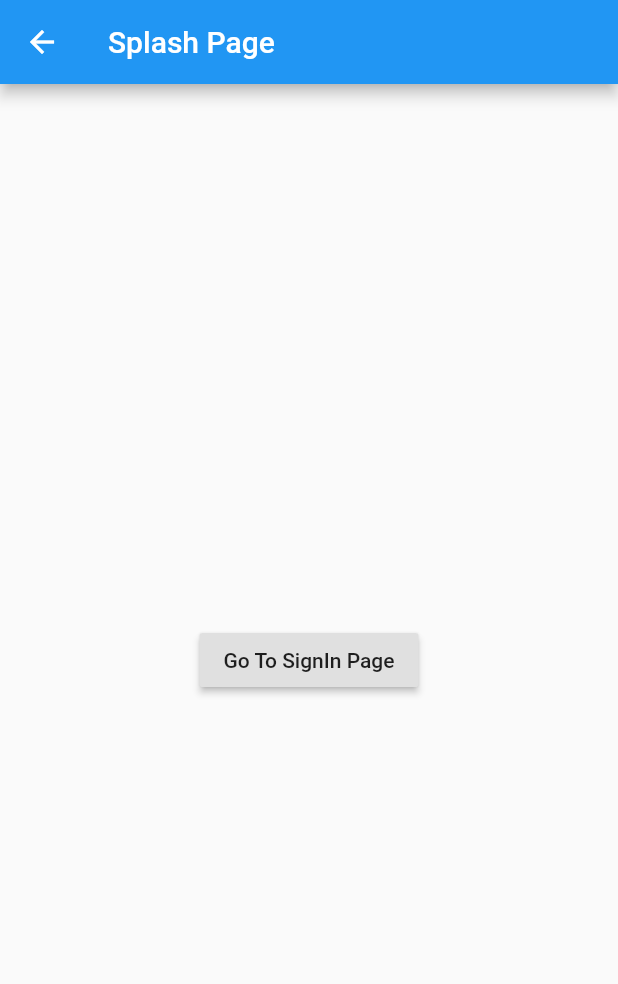
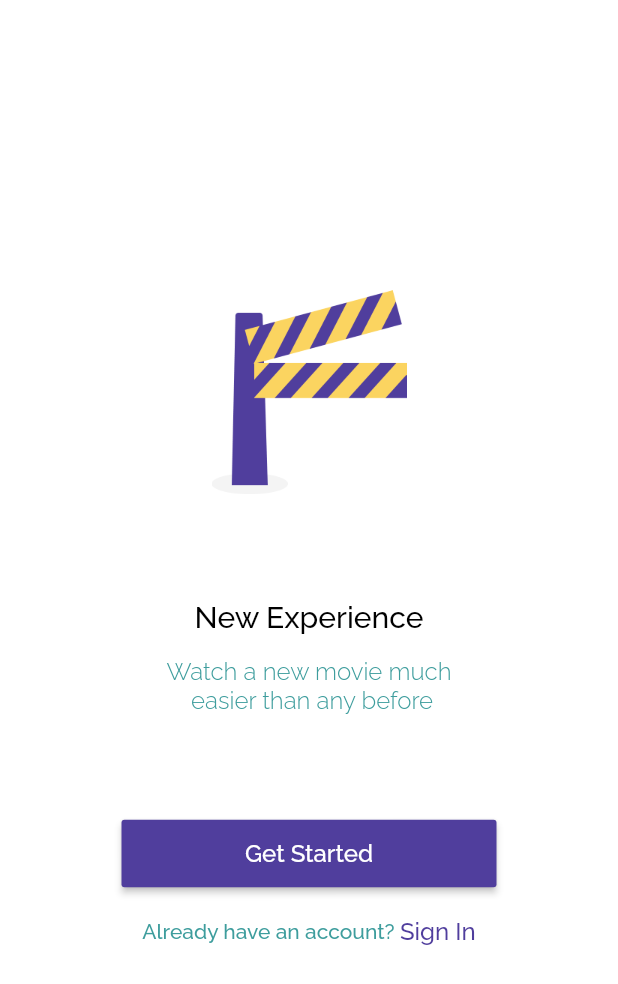
Before and after one commit to ahmadabastomi/flutter_ticket, a Flutter app: the SplashPage screen opened directly, on a phone screen of 412 x 824 dp. Shown: the top 984 px of the screen. Run offline on Flutter 3.47's test engine with Material 2 defaults, Android fonts, the phone set to English and light mode, and no system bars; our stand-ins replace bloc, cloud_firestore, equatable, firebase_auth, firebase_core, flutter_bloc and 1 more; accounts and stored records are empty.

Commit message:
add layout splash screen

```diff
--- a/lib/ui/pages/splash_page.dart
+++ b/lib/ui/pages/splash_page.dart
@@ -4,15 +4,65 @@ class SplashPage extends StatelessWidget {
   @override
   Widget build(BuildContext context) {
     return Scaffold(
-      appBar: AppBar(
-        title: Text('Splash Page'),
-      ),
+      backgroundColor: Colors.white,
       body: Center(
-        child: RaisedButton(
-          onPressed: () {
-            context.read<PageBloc>().add(GoToLoginPage());
-          },
-          child: Text('Go To SignIn Page'),
+        child: Column(
+          mainAxisAlignment: MainAxisAlignment.center,
+          crossAxisAlignment: CrossAxisAlignment.center,
+          children: [
+            Container(
+              height: 136,
+              decoration: BoxDecoration(
+                  image: DecorationImage(
+                      image: AssetImage("assets/icons/logo.png"))),
+            ),
+            Container(
+              margin: EdgeInsets.only(top: 70, bottom: 16),
+              child: Text(
+                "New Experience",
+                style: blackTextFont.copyWith(fontSize: 20),
+              ),
+            ),
+            Container(
+              child: Text(
+                "Watch a new movie much\n easier than any before",
+                style: greyTextFont.copyWith(
+                    fontSize: 16, fontWeight: FontWeight.w300),
+                textAlign: TextAlign.center,
+              ),
+            ),
+            Container(
+              margin: EdgeInsets.only(top: 70, bottom: 20),
+              width: 250,
+              height: 45,
+              child: RaisedButton(
+                onPressed: () {},
+                child: Text(
+                  'Get Started',
+                  style: whiteTextFont.copyWith(fontSize: 16),
+                ),
+                color: mainColor,
+              ),
+            ),
+            Container(
+              child: Row(
+                mainAxisAlignment: MainAxisAlignment.center,
+                children: [
+                  Text('Already have an account? ',
+                      style: greyTextFont.copyWith(fontSize: 14)),
+                  GestureDetector(
+                    onTap: () {
+                      context.read<PageBloc>().add(GoToLoginPage());
+                    },
+                    child: Text(
+                      'Sign In',
+                      style: purpleTextFont.copyWith(fontSize: 16),
+                    ),
+                  )
+                ],
+              ),
+            )
+          ],
         ),
       ),
     );
--- a/pubspec.yaml
+++ b/pubspec.yaml
@@ -46,8 +46,8 @@ flutter:
   # the material Icons class.
   uses-material-design: true
   # To add assets to your application, add an assets section, like this:
-  # assets:
-  #   - images/a_dot_burr.jpeg
+  assets:
+    - assets/icons/
   #   - images/a_dot_ham.jpeg
   # An image asset can refer to one or more resolution-specific "variants", see
   # https://flutter.dev/assets-and-images/#resolution-aware.
```
